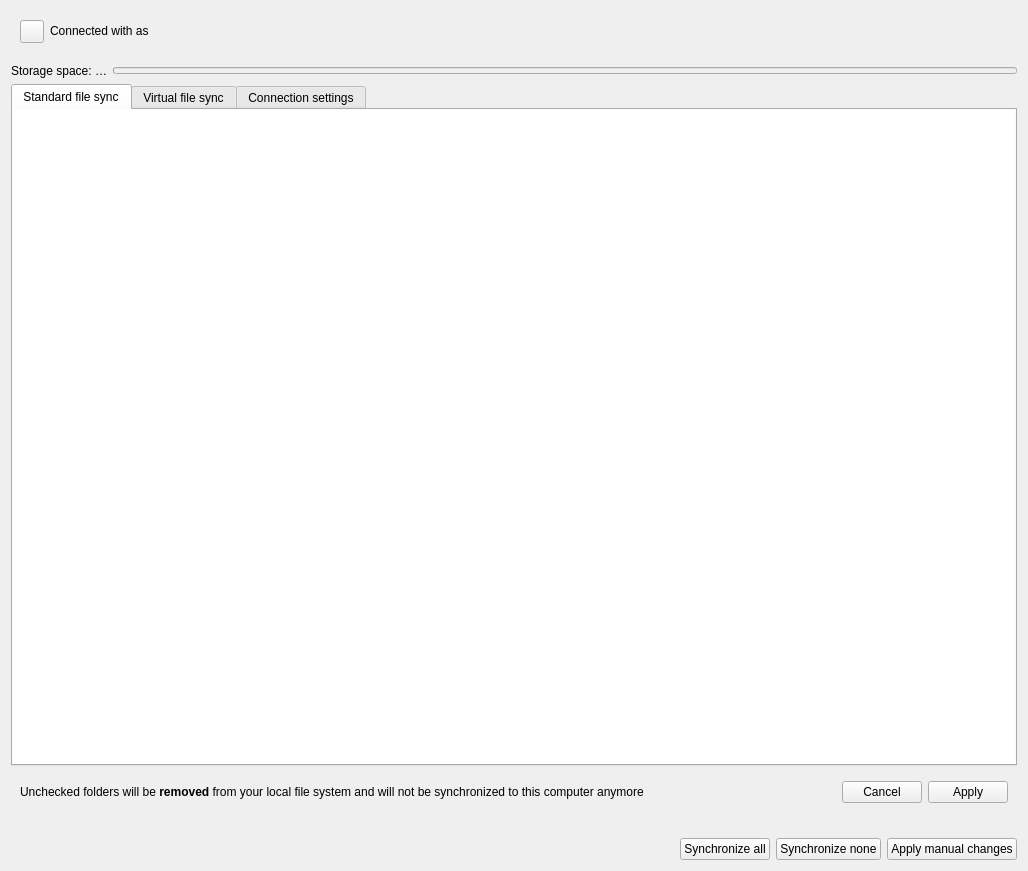
Old version of the form src/gui/accountsettings.ui in the repository nextmcloud/desktop.
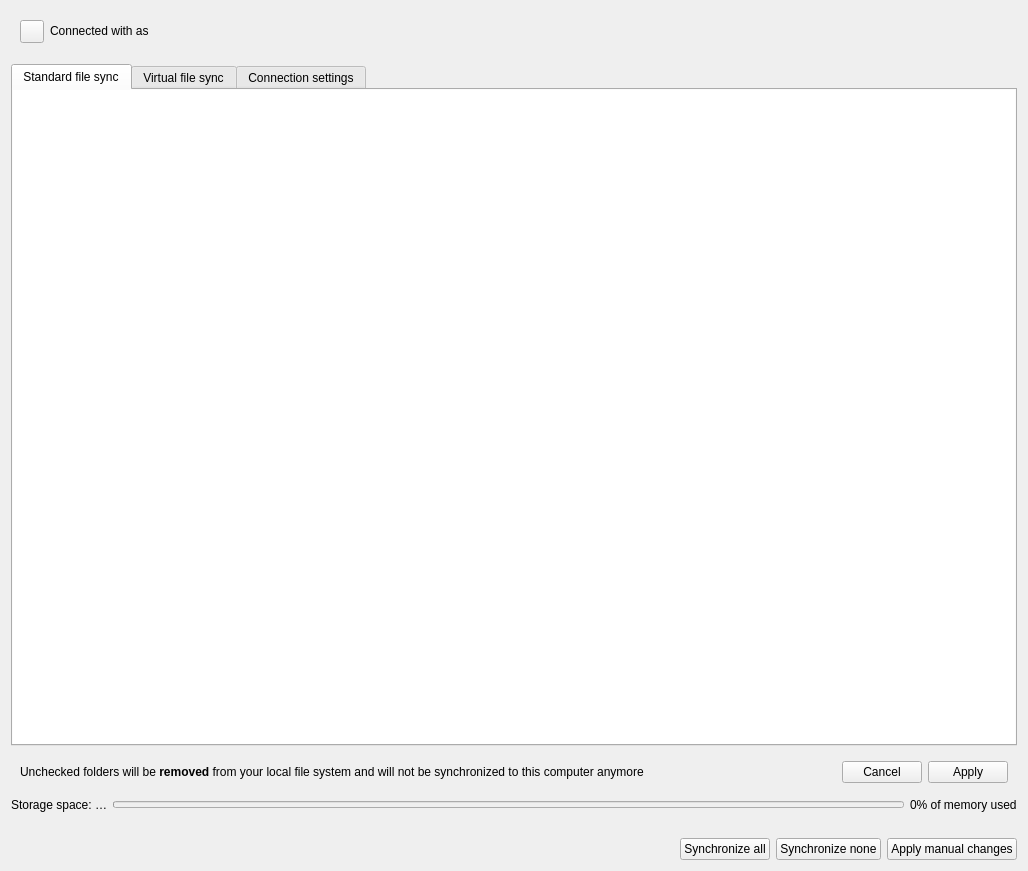
New version of the form. Custom widgets are drawn as their Qt base class.

Commit message: account settings dialog changes

What changed in the file:
```diff
--- a/src/gui/accountsettings.ui
+++ b/src/gui/accountsettings.ui
@@ -14,7 +14,7 @@
    <string notr="true">Form</string>
   </property>
   <layout class="QGridLayout" name="gridLayout">
-   <item row="2" column="0">
+   <item row="4" column="0">
     <layout class="QHBoxLayout" name="storageGroupBox">
      <item>
       <widget class="QLabel" name="quotaInfoLabel">
@@ -66,9 +66,28 @@
        </property>
       </widget>
      </item>
+     <item>
+      <widget class="QLabel" name="quotaInfoText">
+       <property name="sizePolicy">
+        <sizepolicy hsizetype="Minimum" vsizetype="Fixed">
+         <horstretch>0</horstretch>
+         <verstretch>0</verstretch>
+        </sizepolicy>
+       </property>
+       <property name="text">
+        <string>0% of memory used</string>
+       </property>
+       <property name="textFormat">
+        <enum>Qt::PlainText</enum>
+       </property>
+       <property name="wordWrap">
+        <bool>false</bool>
+       </property>
+      </widget>
+     </item>
     </layout>
    </item>
-   <item row="4" column="0">
+   <item row="3" column="0">
     <widget class="QWidget" name="selectiveSyncStatus" native="true">
      <layout class="QHBoxLayout" name="horizontalLayout_3">
       <item>
@@ -257,7 +276,7 @@
      </layout>
     </widget>
    </item>
-   <item row="3" column="0">
+   <item row="2" column="0">
     <widget class="QTabWidget" name="tabWidget">
      <property name="tabShape">
       <enum>QTabWidget::Rounded</enum>
```
The commit also changes 6 other files.
